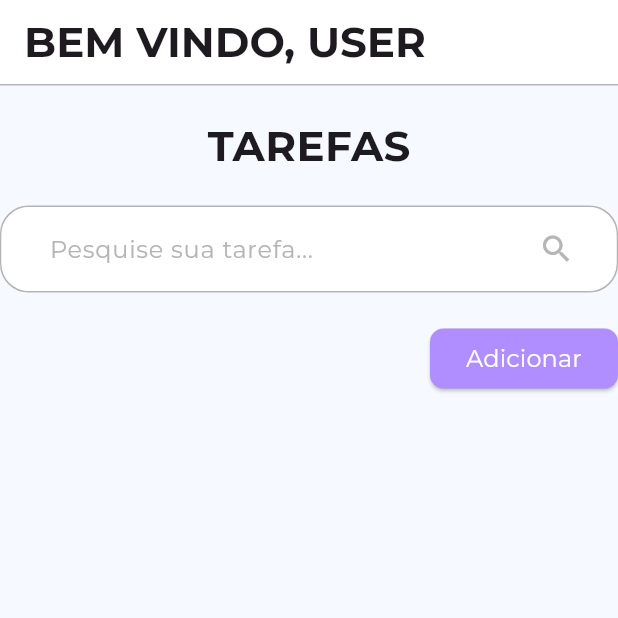
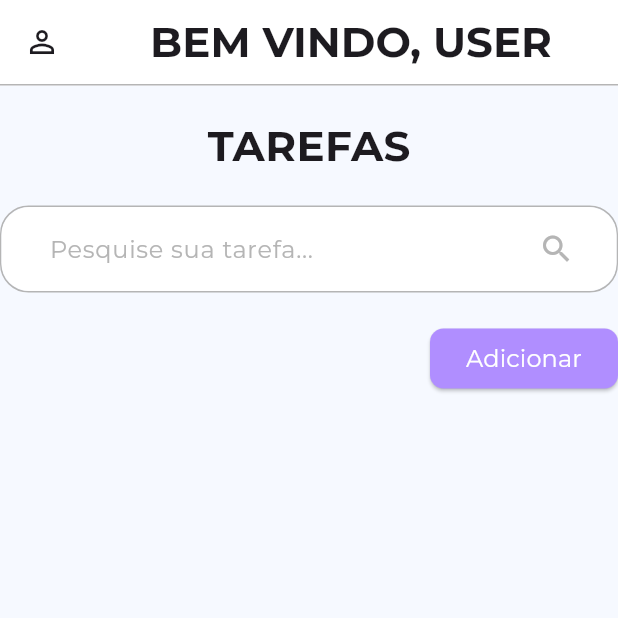
Before and after one commit to hellenilda/Tasks-manager-app, a Flutter app: the screen it shows after launch, on a phone screen of 412 x 824 dp, the top half of it. Run offline on Flutter 3.47's test engine with Material 3 defaults, Android fonts, the phone set to English and light mode, and no system bars.

Commit message:
:recycle: refactor: atualizações na Appbar

```diff
--- a/lib/features/home/home_page.dart
+++ b/lib/features/home/home_page.dart
@@ -82,7 +82,7 @@ class HomePage extends StatelessWidget {
                       'Adicionar',
                       style: AppTextStyles.p,
                     ),
-                  )
+                  ),
                 ),
               ],
             ),
@@ -90,9 +90,11 @@ class HomePage extends StatelessWidget {
         ),
       ),
       appBar: AppBar(
-        title: Text(
-          'BEM VINDO, USER',
-          style: AppTextStyles.h1,
+        title: Align(
+          child: Text(
+            'BEM VINDO, USER',
+            style: AppTextStyles.h1,
+          ),
         ),
         backgroundColor: AppColors.branco,
         bottom: PreferredSize(
@@ -102,6 +104,7 @@ class HomePage extends StatelessWidget {
             height: 1.0, // Espessura da borda
           ),
         ),
+        leading: Icon(Icons.person_outline_sharp),
       ),
     );
   }
```
